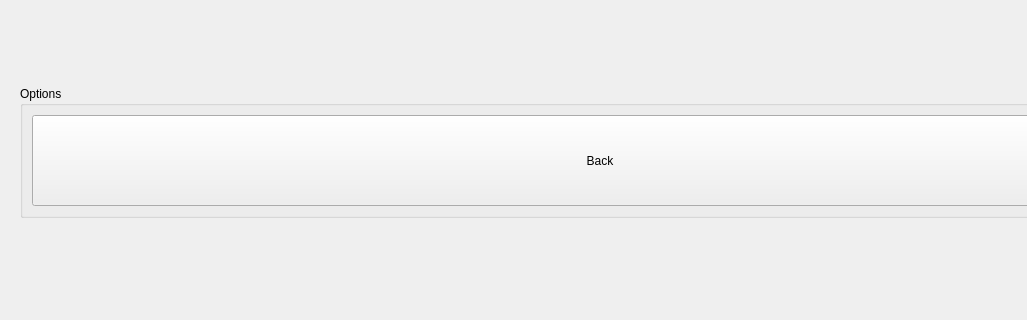
Before: the Qt Designer form penyamanager/invoicedetailswindow.ui in eguzki/penyamanager, drawn with Qt 5; both pictures show x 0 to 1027 and y 298 to 618 of the 1200 by 900 pixel window.
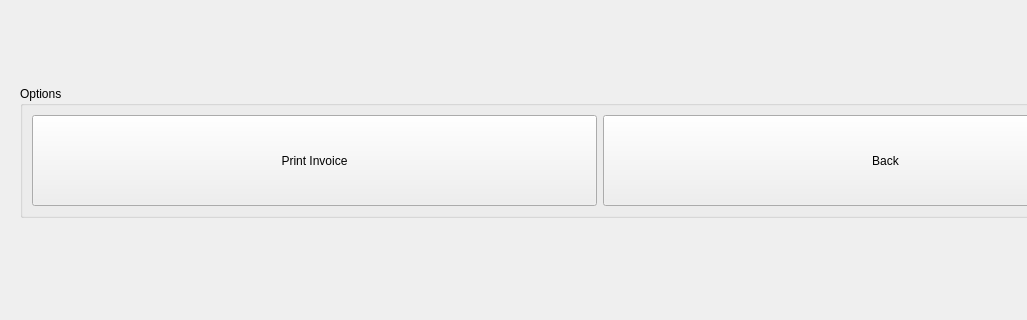
After: the same form once the commit is applied.

Commit message: [FEATURE] print invoice details

```diff
--- a/penyamanager/invoicedetailswindow.ui
+++ b/penyamanager/invoicedetailswindow.ui
@@ -35,6 +35,19 @@
          <string>Options</string>
         </property>
         <layout class="QHBoxLayout" name="horizontalLayout_2">
+         <item>
+          <widget class="QPushButton" name="printButton">
+           <property name="sizePolicy">
+            <sizepolicy hsizetype="Minimum" vsizetype="Expanding">
+             <horstretch>0</horstretch>
+             <verstretch>0</verstretch>
+            </sizepolicy>
+           </property>
+           <property name="text">
+            <string>Print Invoice</string>
+           </property>
+          </widget>
+         </item>
          <item>
           <widget class="QPushButton" name="backPushButton">
            <property name="sizePolicy">
```
Left out of the diff: 2 changed lines with no effect on the pictures. The commit also changes 9 other files.
